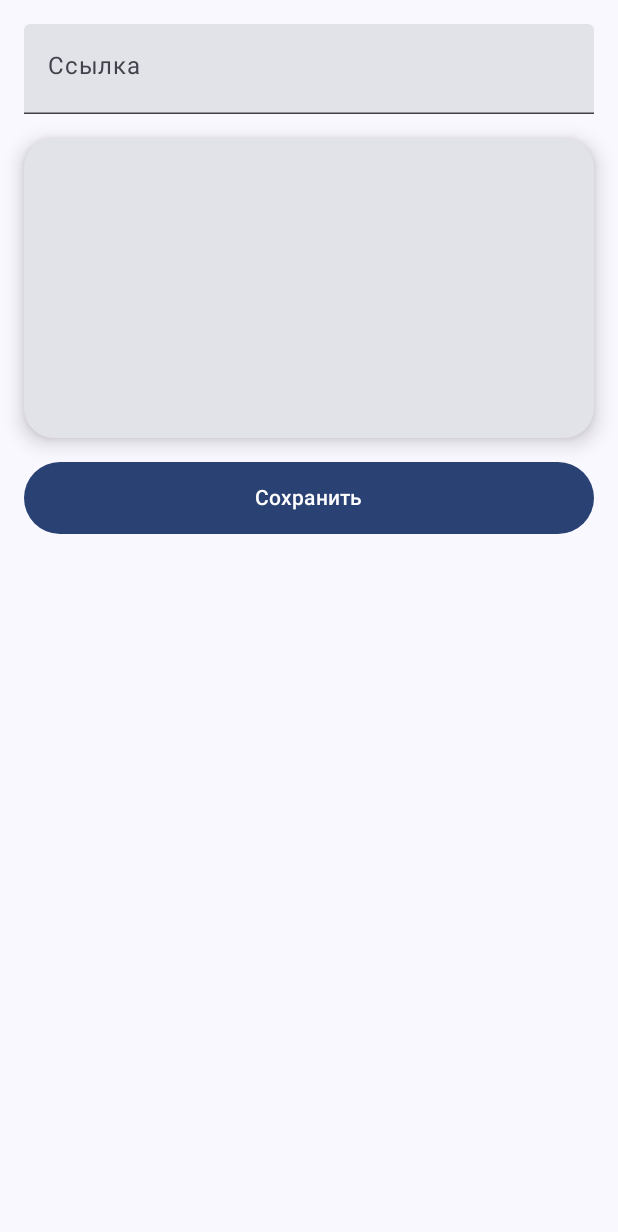
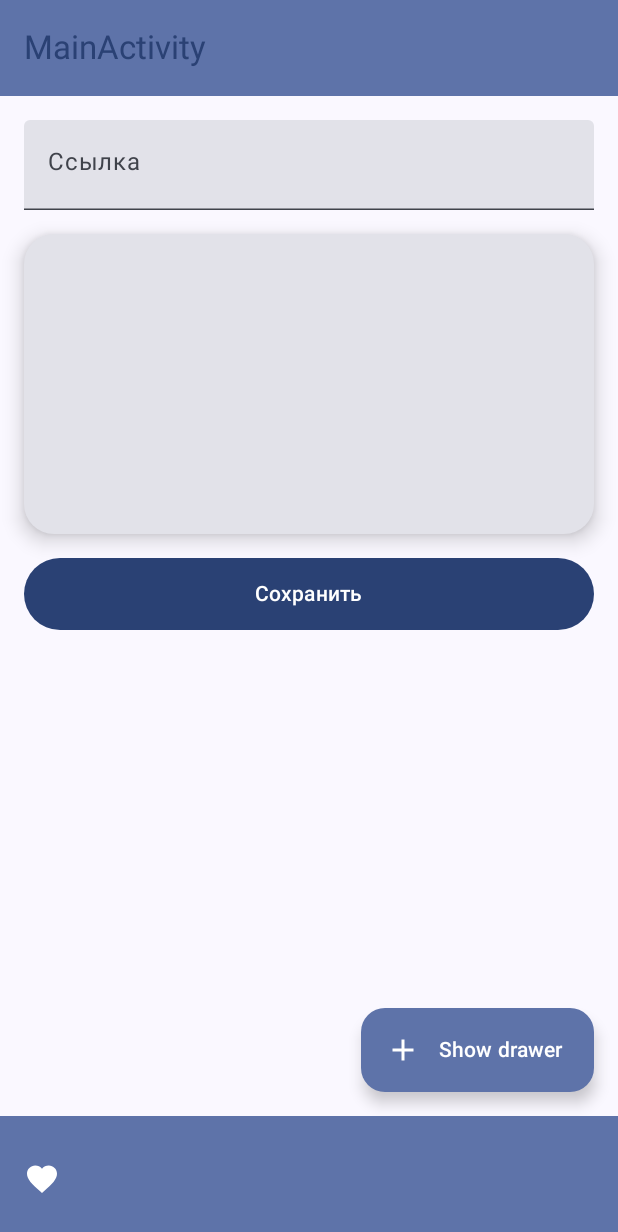
Before and after one commit to skylejke/KotlinPractice8, an Android app built with Jetpack Compose: the screen it shows after launch (MainActivity), on a phone screen of 412 x 824 dp. Shown: the top 1232 px of the screen. Run offline under Robolectric (Android 15) with nearby library versions, the phone set to English and light mode, and no system bars; pictures from the network do not load.

```diff
--- a/app/build.gradle.kts
+++ b/app/build.gradle.kts
@@ -73,11 +73,17 @@ dependencies {
     implementation("androidx.compose.ui:ui-graphics")
     implementation("androidx.compose.ui:ui-tooling-preview")
     implementation("androidx.compose.material3:material3")
+    implementation(platform("androidx.compose:compose-bom:2023.03.00"))
+    implementation(platform("androidx.compose:compose-bom:2023.03.00"))
+    implementation(platform("androidx.compose:compose-bom:2023.03.00"))
     testImplementation("junit:junit:4.13.2")
     androidTestImplementation("androidx.test.ext:junit:1.1.5")
     androidTestImplementation("androidx.test.espresso:espresso-core:3.5.1")
     androidTestImplementation(platform("androidx.compose:compose-bom:2023.03.00"))
     androidTestImplementation("androidx.compose.ui:ui-test-junit4")
+    androidTestImplementation(platform("androidx.compose:compose-bom:2023.03.00"))
+    androidTestImplementation(platform("androidx.compose:compose-bom:2023.03.00"))
+    androidTestImplementation(platform("androidx.compose:compose-bom:2023.03.00"))
     debugImplementation("androidx.compose.ui:ui-tooling")
     debugImplementation("androidx.compose.ui:ui-test-manifest")
 }
--- a/app/src/main/java/com/example/kotlinpractice8/MainActivity.kt
+++ b/app/src/main/java/com/example/kotlinpractice8/MainActivity.kt
@@ -3,20 +3,39 @@
 package com.example.kotlinpractice8
 
 import android.content.Context
+import android.content.Intent
 import android.os.Bundle
+import android.util.Log
 import androidx.activity.ComponentActivity
 import androidx.activity.compose.setContent
 import androidx.compose.foundation.Image
 import androidx.compose.foundation.layout.*
 import androidx.compose.foundation.shape.RoundedCornerShape
+import androidx.compose.material.*
+import androidx.compose.material.icons.Icons
+import androidx.compose.material.icons.filled.Add
+import androidx.compose.material.icons.filled.Favorite
+import androidx.compose.material3.BottomAppBar
 import androidx.compose.material3.Button
 import androidx.compose.material3.Card
 import androidx.compose.material3.CardDefaults
+import androidx.compose.material3.Divider
+import androidx.compose.material3.DrawerValue
 import androidx.compose.material3.ExperimentalMaterial3Api
+import androidx.compose.material3.ExtendedFloatingActionButton
+import androidx.compose.material3.Icon
+import androidx.compose.material3.IconButton
 import androidx.compose.material3.MaterialTheme
+import androidx.compose.material3.ModalDrawerSheet
+import androidx.compose.material3.ModalNavigationDrawer
+import androidx.compose.material3.NavigationDrawerItem
+import androidx.compose.material3.Scaffold
 import androidx.compose.material3.Surface
 import androidx.compose.material3.Text
 import androidx.compose.material3.TextField
+import androidx.compose.material3.TopAppBar
+import androidx.compose.material3.TopAppBarDefaults
+import androidx.compose.material3.rememberDrawerState
 import androidx.compose.runtime.*
 import androidx.compose.ui.Alignment
 import androidx.compose.ui.Modifier
@@ -35,6 +54,7 @@ import java.io.File
 import java.io.FileOutputStream
 import java.io.InputStream
 
+
 class MainActivity : ComponentActivity() {
     override fun onCreate(savedInstanceState: Bundle?) {
         super.onCreate(savedInstanceState)
@@ -44,16 +64,111 @@ class MainActivity : ComponentActivity() {
                     modifier = Modifier.fillMaxSize(),
                     color = MaterialTheme.colorScheme.background
                 ) {
-                    StartActivity(applicationContext)
+                    MainActivityScreen(applicationContext)
                 }
             }
         }
     }
 }
 
+@OptIn(ExperimentalMaterial3Api::class)
+@Composable
+fun MainActivityScreen(context: Context) {
+    val drawerState = rememberDrawerState(initialValue = DrawerValue.Closed)
+    val scope = rememberCoroutineScope()
+    ModalNavigationDrawer(
+        drawerState = drawerState,
+        drawerContent = {
+            ModalDrawerSheet {
+                Text("Menu", modifier = Modifier.padding(16.dp))
+                Divider()
+                NavigationDrawerItem(
+                    label = { Text(text = "MainActivity3") },
+                    selected = false,
+                    onClick = {
+                        val intent = Intent(context, MainActivity3::class.java)
+                        intent.flags = Intent.FLAG_ACTIVITY_NEW_TASK
+                        context.startActivity(intent)
+                    }
+                )
+                NavigationDrawerItem(
+                    label = { Text(text = "MainActivity2") },
+                    selected = false,
+                    onClick = {
+                        val intent = Intent(context, MainActivity2::class.java)
+                        intent.flags = Intent.FLAG_ACTIVITY_NEW_TASK
+                        context.startActivity(intent)
+                    }
+                )
+                // ...other drawer items
+            }
+        },
+    ) {
+        Scaffold(
+            topBar = {
+                AppBar(title = "MainActivity")
+            },
+            bottomBar = {
+                BottomAppBar(containerColor = MaterialTheme.colorScheme.primaryContainer) {
+                    IconButton(onClick = {
+                        val intent = Intent(context, MainActivity2::class.java)
+                        intent.flags = Intent.FLAG_ACTIVITY_NEW_TASK
+                        context.startActivity(intent)
+                    }) {
+                        Icon(
+                            Icons.Filled.Favorite, contentDescription
+                            = "Favorite"
+                        )
+                    }
+                }
+            },
+            floatingActionButton = {
+                ExtendedFloatingActionButton(
+                    text = { Text("Show drawer") },
+                    icon = { Icon(Icons.Filled.Add, contentDescription = "") },
+                    onClick = {
+                        scope.launch {
+                            drawerState.apply {
+                                if (isClosed) open() else close()
+                            }
+                        }
+                    },
+                )
+            }
+        ) { innerPadding ->
+            // Основной контент окна Scaffold
+            CustomContent(innerPadding = innerPadding, context = context)
+        }
+    }
+}
+
+@Composable
+fun CustomContent(innerPadding: PaddingValues, context: Context) {
+    Column(
+        modifier = Modifier
+            .padding(innerPadding)
+            .fillMaxSize(),
+        verticalArrangement = Arrangement.spacedBy(16.dp)
+    ) {
+        Body(context = context)
+    }
+}
+
+@OptIn(ExperimentalMaterial3Api::class)
+@Composable
+fun AppBar(title: String) {
+    TopAppBar(
+        title = { Text(text = title) },
+        colors = TopAppBarDefaults.smallTopAppBarColors(
+            containerColor = MaterialTheme.colorScheme.primaryContainer,
+            titleContentColor = MaterialTheme.colorScheme.primary,
+        )
+    )
+}
+
 @OptIn(ExperimentalMaterial3Api::class, DelicateCoroutinesApi::class)
 @Composable
-fun StartActivity(context: Context) {
+fun Body(context: Context) {
 
     var imageUrl by remember { mutableStateOf("") }
 
@@ -98,7 +213,12 @@ fun StartActivity(context: Context) {
         Button(
             onClick = {
                 GlobalScope.launch(Dispatchers.IO) {
-                    downloadImage(context, imageUrl)
+                    try {
+                        downloadImage(context, imageUrl)
+                    } catch (e: Exception) {
+                        Log.e("ASD", "Ошибка")
+                    }
+
                 }
             },
             modifier = Modifier
@@ -148,3 +268,12 @@ private suspend fun saveImageToDevice(
         outputStream.close()
     }
 }
+
+@Composable
+fun Greeting(innerPadding: PaddingValues, name: String) {
+    Text(
+        text = "Hello $name!",
+        modifier = Modifier
+            .padding(innerPadding)
+    )
+}
--- /dev/null
+++ b/app/src/main/java/com/example/kotlinpractice8/ui/theme/ui/theme/Type.kt
@@ -0,0 +1,34 @@
+package com.example.kotlinpractice8.ui.theme.ui.theme
+
+import androidx.compose.material3.Typography
+import androidx.compose.ui.text.TextStyle
+import androidx.compose.ui.text.font.FontFamily
+import androidx.compose.ui.text.font.FontWeight
+import androidx.compose.ui.unit.sp
+
+// Set of Material typography styles to start with
+val Typography = Typography(
+    bodyLarge = TextStyle(
+        fontFamily = FontFamily.Default,
+        fontWeight = FontWeight.Normal,
+        fontSize = 16.sp,
+        lineHeight = 24.sp,
+        letterSpacing = 0.5.sp
+    )
+    /* Other default text styles to override
+    titleLarge = TextStyle(
+        fontFamily = FontFamily.Default,
+        fontWeight = FontWeight.Normal,
+        fontSize = 22.sp,
+        lineHeight = 28.sp,
+        letterSpacing = 0.sp
+    ),
+    labelSmall = TextStyle(
+        fontFamily = FontFamily.Default,
+        fontWeight = FontWeight.Medium,
+        fontSize = 11.sp,
+        lineHeight = 16.sp,
+        letterSpacing = 0.5.sp
+    )
+    */
+)
--- a/app/src/main/res/values/strings.xml
+++ b/app/src/main/res/values/strings.xml
@@ -1,3 +1,5 @@
 <resources>
     <string name="app_name">KotlinPractice8</string>
+    <string name="title_activity_main2">MainActivity2</string>
+    <string name="title_activity_main3">MainActivity3</string>
 </resources>
--- a/app/src/main/res/values/themes.xml
+++ b/app/src/main/res/values/themes.xml
@@ -1,4 +1,5 @@
 <?xml version="1.0" encoding="utf-8"?>
 <resources>
+
     <style name="Theme.KotlinPractice8" parent="android:Theme.Material.Light.NoActionBar" />
 </resources>
```
Also changed, not shown: app/src/main/AndroidManifest.xml (+14 -2 lines), app/src/main/java/com/example/kotlinpractice8/MainActivity2.kt (added, +121 -0 lines), app/src/main/java/com/example/kotlinpractice8/MainActivity3.kt (added, +121 -0 lines), app/src/main/java/com/example/kotlinpractice8/ui/theme/ui/theme/Color.kt (added, +11 -0 lines), app/src/main/java/com/example/kotlinpractice8/ui/theme/ui/theme/Theme.kt (added, +69 -0 lines).
